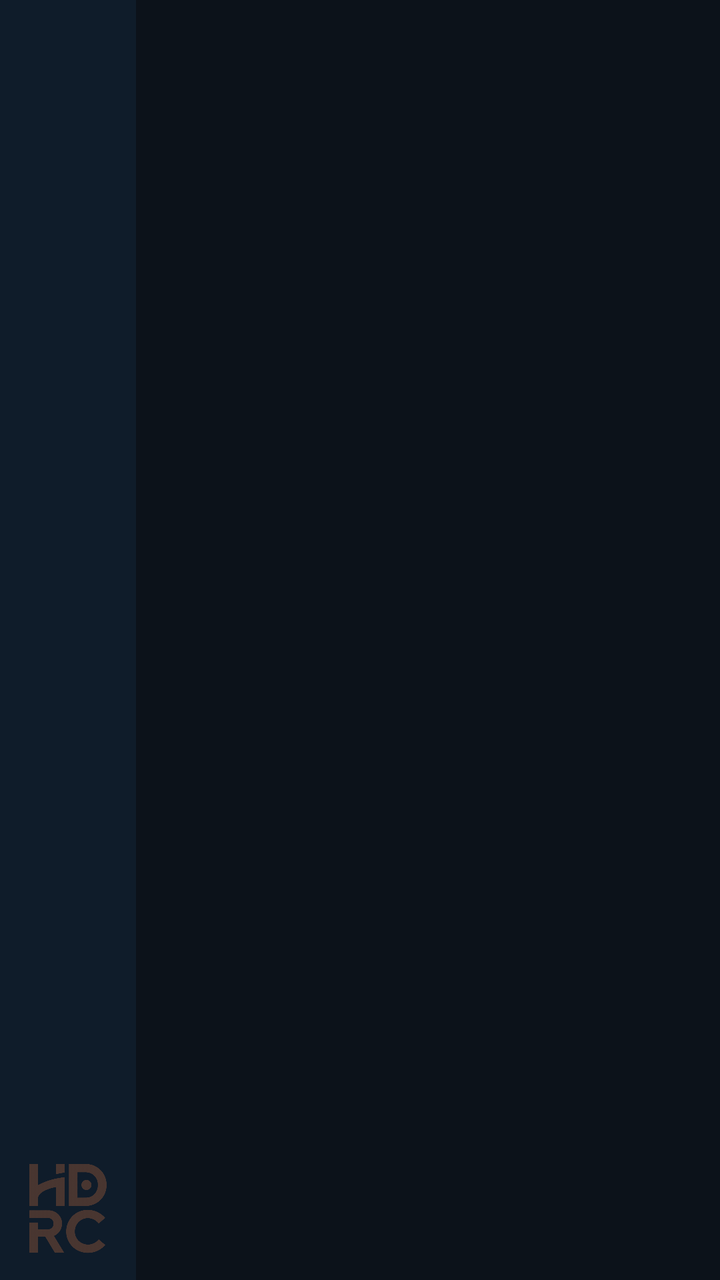
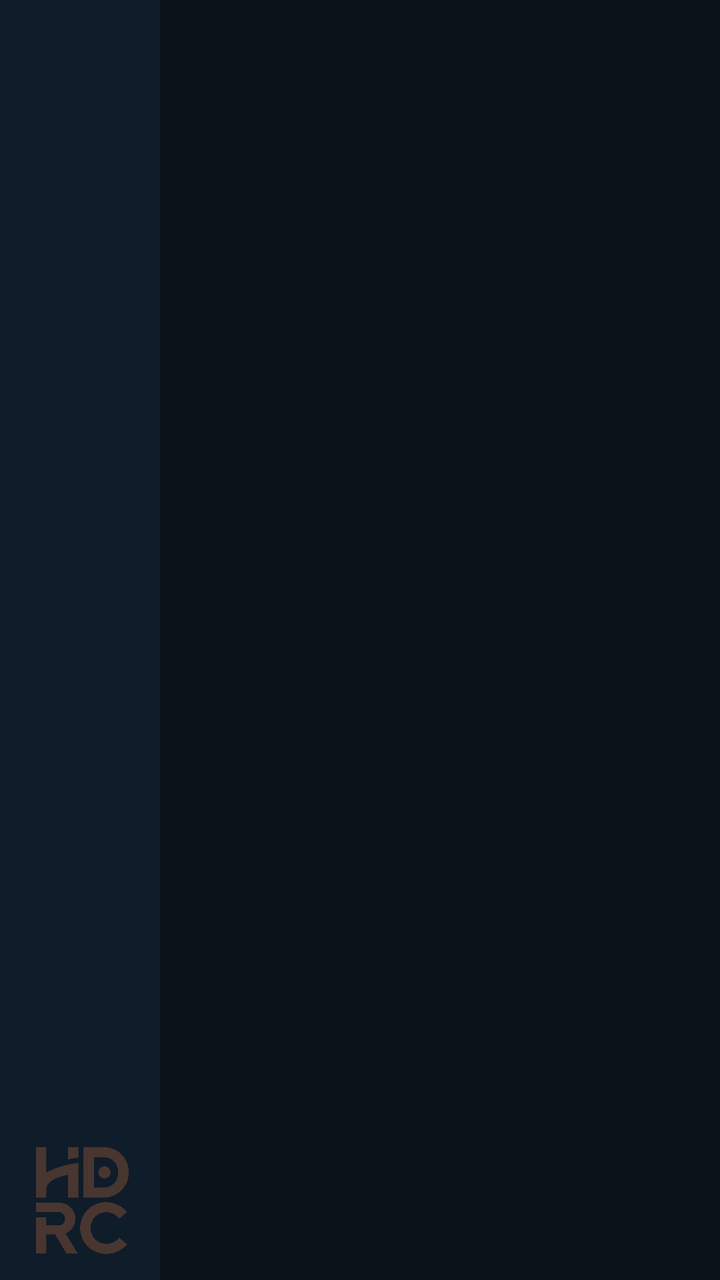

Compare the two renders of this Android layout. The source of the first and the diff that turns it into the second are given below.
<!-- AndroidManifest.xml: application theme Theme.HDRezkaCustom -->
<!-- res/layout/activity_main.xml -->
<?xml version="1.0" encoding="utf-8"?>
<LinearLayout xmlns:android="http://schemas.android.com/apk/res/android"
	xmlns:tools="http://schemas.android.com/tools"
	xmlns:app="http://schemas.android.com/apk/res-auto"
	android:id="@+id/main"
	android:layout_width="match_parent"
	android:layout_height="match_parent"
	android:orientation="horizontal"
	tools:context=".MainActivity">

	<FrameLayout
		android:id="@+id/playerContainer"
		android:layout_width="wrap_content"
		android:layout_height="match_parent"
		android:background="@null"
		android:focusable="false"/>

	<FrameLayout
		android:layout_width="wrap_content"
		android:layout_height="match_parent"
		android:layout_gravity="center_horizontal"
		android:background="@color/main_foreground">

		<LinearLayout
			android:id="@+id/navigationContainer"
			android:layout_width="wrap_content"
			android:layout_height="match_parent"
			android:layout_gravity="center"
			android:background="@color/main_foreground"
			android:gravity="center"
			android:orientation="vertical"/>

		<ImageView
			android:layout_width="50dp"
			android:layout_height="50dp"
			android:layout_alignParentBottom="true"
			android:layout_gravity="bottom"
			android:layout_marginLeft="8dp"
			android:layout_marginRight="10dp"
			android:layout_marginBottom="11dp"
			android:alpha="0.3"
			android:focusable="false"
			android:focusableInTouchMode="false"
			android:tint="@color/main_text"
			android:tintMode="src_in"
			app:srcCompat="@drawable/hdrc_logo_2" />

	</FrameLayout>


	<FrameLayout
		android:id="@+id/panelContainer"
		android:layout_width="match_parent"
		android:layout_height="match_parent"
		android:background="@color/main_background"
		android:descendantFocusability="afterDescendants"
		android:focusable="false"/>

</LinearLayout>
<!-- resources referenced by this layout -->
<resources>
  <color name="main_background">#0C121A</color>
  <color name="main_foreground">#0F1C2A</color>
  <color name="main_text">#D0723F</color>
  <!-- drawable hdrc_logo_2: png bitmap (drawable, 15591 bytes) -->
  <style name="Theme.HDRezkaCustom" parent="Base.Theme.HDRezkaCustom" />
  <style name="Base.Theme.HDRezkaCustom" parent="Theme.Material3.DayNight.NoActionBar">
          
          
          <item name="android:fontFamily">@font/scada</item>
      </style>
</resources>

<!-- the commit's change to res/layout/activity_main.xml (unified diff, before → after) -->
@@ -31,16 +31,14 @@
 			android:orientation="vertical"/>
 
 		<ImageView
-			android:layout_width="50dp"
-			android:layout_height="50dp"
+			android:layout_width="80dp"
+			android:layout_height="80dp"
 			android:layout_alignParentBottom="true"
 			android:layout_gravity="bottom"
-			android:layout_marginLeft="8dp"
-			android:layout_marginRight="10dp"
-			android:layout_marginBottom="11dp"
 			android:alpha="0.3"
 			android:focusable="false"
 			android:focusableInTouchMode="false"
+			android:padding="10dp"
 			android:tint="@color/main_text"
 			android:tintMode="src_in"
 			app:srcCompat="@drawable/hdrc_logo_2" />
